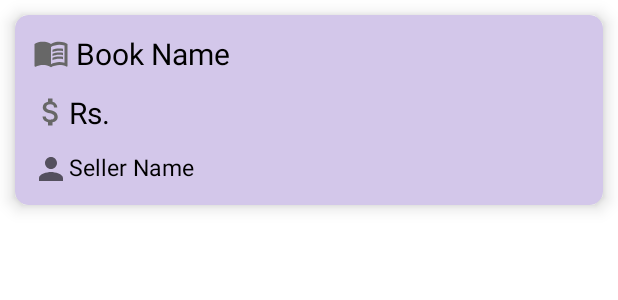
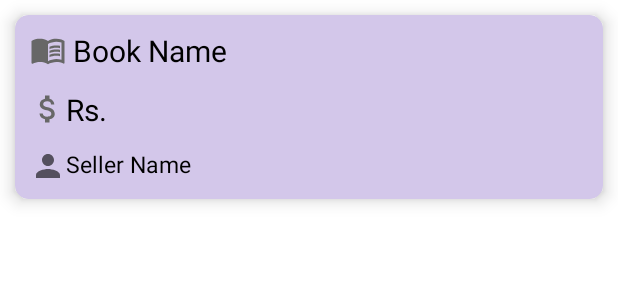
Before and after one commit to kishalayb18/BookLoop, an Android app: the layout recycler_item_ui.xml on its own in the app's theme, with its tools: preview values and no code run, on a phone screen of 412 x 824 dp. Shown: the top 300 px of the screen. Run offline under Robolectric (Android 15) with nearby library versions, the phone set to English and light mode, and no system bars.

Commit message:
Update recycler_item_ui.xml

```diff
--- a/app/src/main/res/layout/recycler_item_ui.xml
+++ b/app/src/main/res/layout/recycler_item_ui.xml
@@ -16,7 +16,7 @@
         android:layout_width="match_parent"
         android:layout_height="match_parent"
         android:orientation="vertical"
-        android:layout_margin="6dp">
+        android:layout_margin="4dp">
 
         <TextView
             android:id="@+id/ui_book_name"
```
